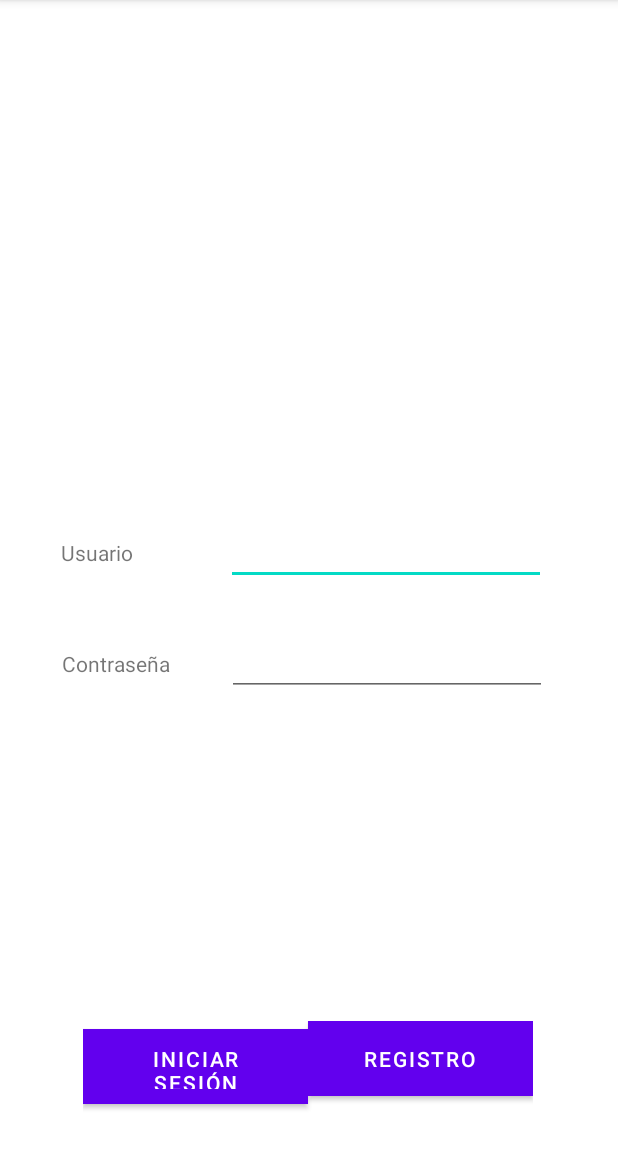
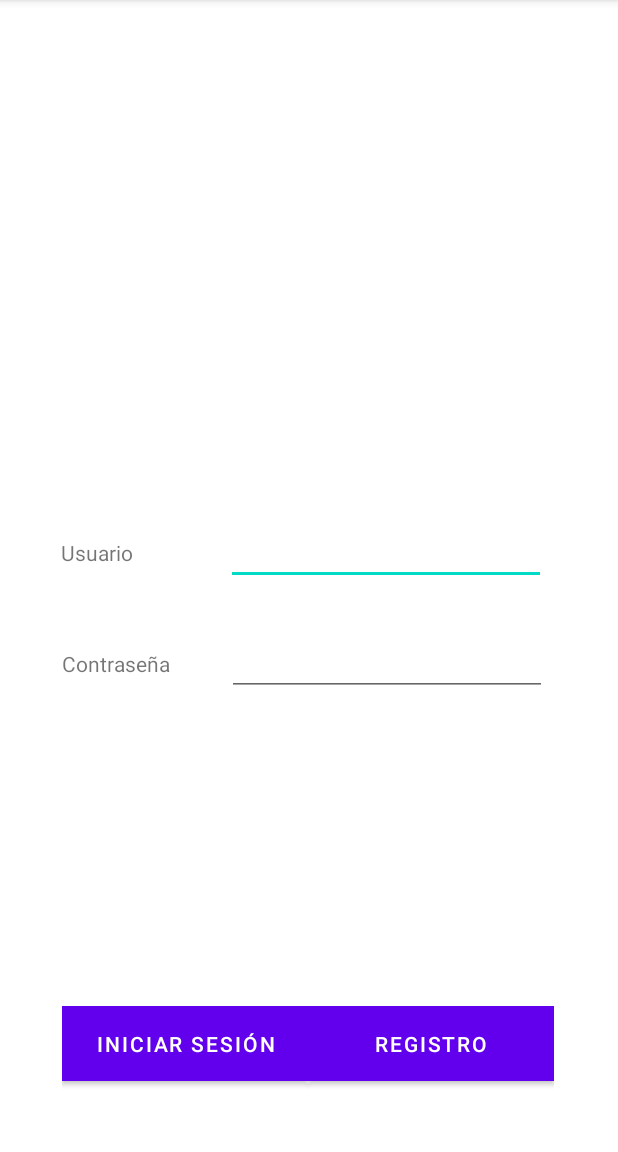
Before and after one commit to gabyotero/AmigableCasa, an Android app: the screen it shows after launch (MainActivity), on a phone screen of 412 x 824 dp, the part 84-1236 px from its top. Run offline under Robolectric (Android 15) with nearby library versions, the phone set to English and light mode, and no system bars.

Commit message:
Segundo commit

```diff
--- a/app/src/main/res/layout/activity_main.xml
+++ b/app/src/main/res/layout/activity_main.xml
@@ -167,8 +167,8 @@
 
     <LinearLayout
         android:id="@+id/login3"
-        android:layout_width="300dp"
-        android:layout_height="70dp"
+        android:layout_width="328dp"
+        android:layout_height="80dp"
         android:orientation="horizontal"
         app:layout_constraintBottom_toBottomOf="parent"
         app:layout_constraintEnd_toEndOf="parent"
@@ -180,7 +180,7 @@
 
         <Button
             android:id="@+id/btn_start"
-            android:layout_width="150dp"
+            android:layout_width="164dp"
             android:layout_height="50dp"
             android:background="#8BC34A"
             android:onClick="Login"
@@ -190,7 +190,7 @@
 
         <Button
             android:id="@+id/btn_registro"
-            android:layout_width="150dp"
+            android:layout_width="164dp"
             android:layout_height="50dp"
             android:background="#8BC34A"
             android:onClick="registro"
```
